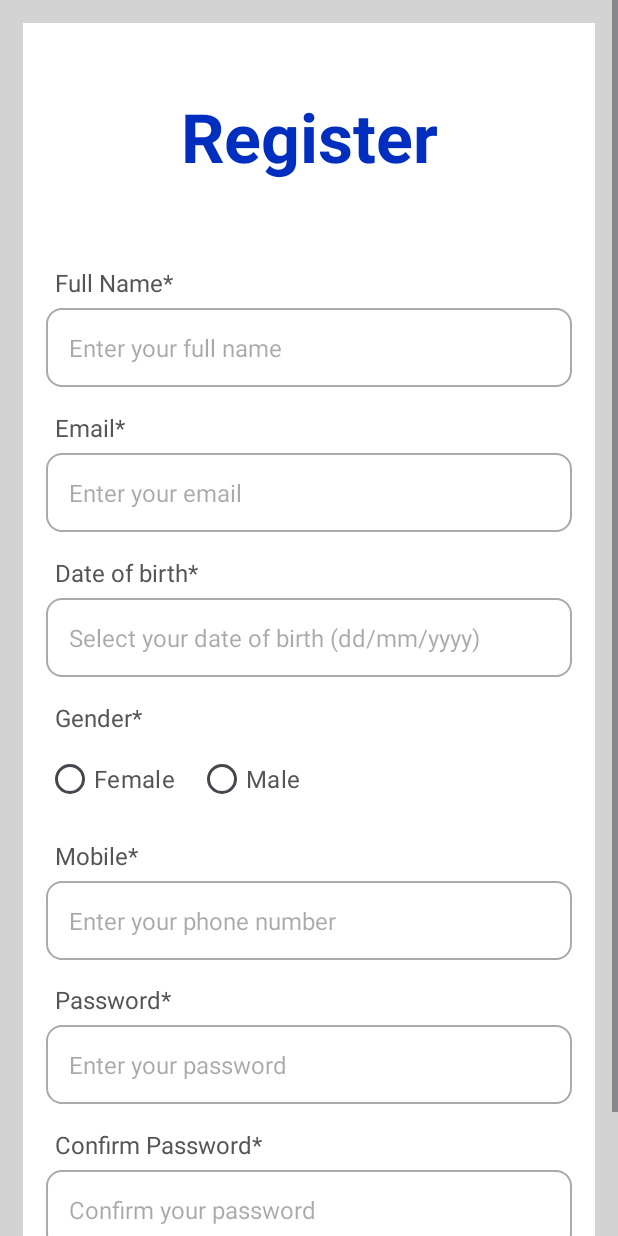
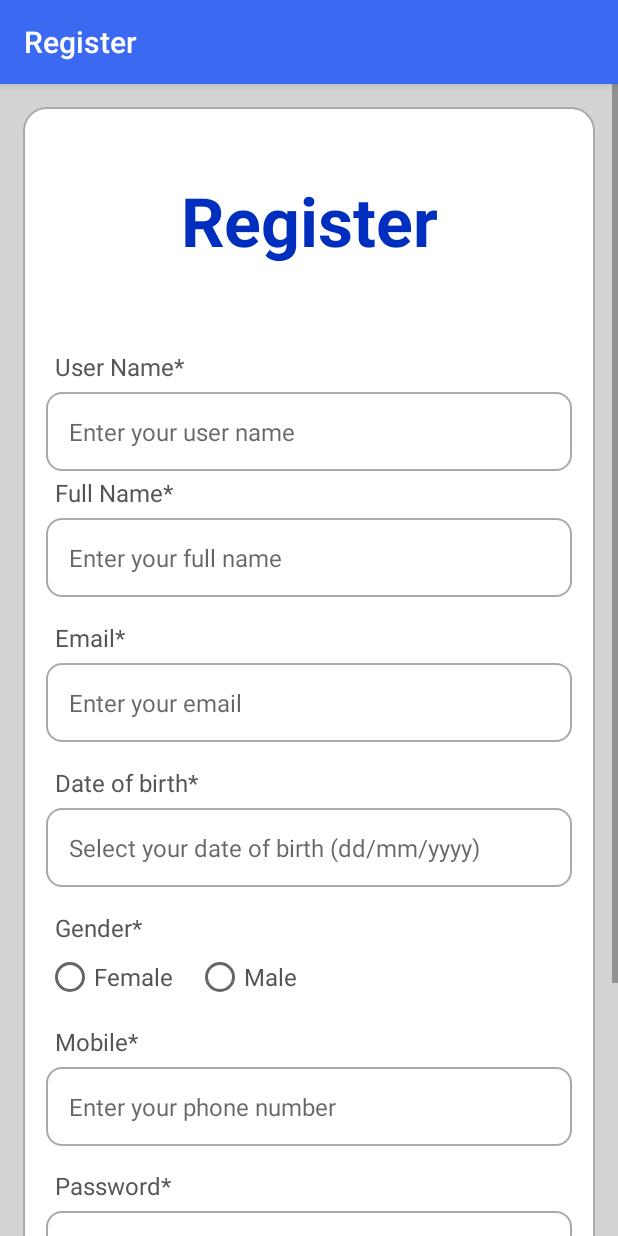
Before and after one commit to eshikaalam/QuizzApp, an Android app: the RegisterActivity screen opened directly, with no data from a screen before it, on a phone screen of 412 x 824 dp. Run offline under Robolectric (Android 15) with nearby library versions, the light colour scheme and no system bars; our stand-ins replace Firebase (no records; nobody signed in at launch, a user with empty details on screens opened directly).

Commit message:
changed categories for users

```diff
--- a/app/src/main/java/com/example/quizzapp/ReadWriteUserDetails.java
+++ b/app/src/main/java/com/example/quizzapp/ReadWriteUserDetails.java
@@ -1,7 +1,7 @@
 package com.example.quizzapp;
 
 public class ReadWriteUserDetails {
-    public String doB, gender, mobile, map;
+    public String doB, gender, mobile;
 
     //constructor
 
--- a/app/src/main/res/layout/activity_register.xml
+++ b/app/src/main/res/layout/activity_register.xml
@@ -13,7 +13,9 @@
         android:layout_height="wrap_content"
         android:padding="15dp"
         android:layout_margin="15dp"
-        android:background="@color/white">
+        android:background="@drawable/border">
+
+
 
         <TextView
             android:layout_width="match_parent"
@@ -26,11 +28,37 @@
             android:textStyle="bold"
             android:textColor="@color/blue"
             />
+
+
+        <TextView
+            android:layout_width="match_parent"
+            android:layout_height="wrap_content"
+            android:id="@+id/textview_register_user_name"
+            android:layout_below="@id/textview_register_head"
+            android:text="User Name*"
+            android:textColor="#555555"
+            android:padding="6dp"
+            android:textSize="16sp"
+            android:layout_marginTop="50dp"
+            />
+        <EditText
+            android:layout_width="match_parent"
+            android:layout_height="wrap_content"
+            android:id="@+id/editText_register_username"
+            android:hint="Enter your user name"
+            android:inputType="textPersonName"
+            android:textColor="@color/black"
+            android:padding="15dp"
+            android:textSize="16sp"
+            android:layout_below="@id/textview_register_user_name"
+            android:background="@drawable/bordernew"
+            />
+
         <TextView
             android:layout_width="match_parent"
             android:layout_height="wrap_content"
             android:id="@+id/textview_register_full_name"
-            android:layout_below="@id/textview_register_head"
+            android:layout_below="@id/textview_register_user_name"
             android:text="Full Name*"
             android:textColor="#555555"
             android:padding="6dp"
--- a/app/src/main/res/layout/activity_test.xml
+++ b/app/src/main/res/layout/activity_test.xml
@@ -26,6 +26,7 @@
         android:layout_width="40dp"
         android:layout_height="40dp"
         android:layout_marginTop="8dp"
+        android:layout_marginRight="5dp"
         android:src="@drawable/add"
         app:layout_constraintEnd_toEndOf="parent"
         app:layout_constraintTop_toTopOf="@+id/toolbar" />
@@ -45,6 +46,8 @@
         android:id="@+id/textView"
         android:layout_width="150dp"
         android:layout_height="27dp"
+        android:layout_marginTop="15dp"
+        android:layout_marginLeft="5dp"
         android:text="Choose Category"
         android:textColor="#FFFFFF"
         android:textSize="16sp"
--- a/app/src/main/res/layout/activity_user_profile.xml
+++ b/app/src/main/res/layout/activity_user_profile.xml
@@ -25,12 +25,12 @@
                 android:layout_width="200dp"
                 android:layout_height="200dp"
                 android:layout_centerHorizontal="true"
-               android:layout_marginTop="40dp"
+                android:layout_marginTop="40dp"
                 android:padding="10dp"
                 android:src="@drawable/no_profile_pic"
                 app:civ_border_color="#FF000000"
                 app:civ_border_width="2dp"
-               />
+                />
 
             <TextView
                 android:layout_width="wrap_content"
```
Also changed, not shown: app/src/main/AndroidManifest.xml (+6 -2 lines), app/src/main/java/com/example/quizzapp/RegisterActivity.java (+54 -66 lines), app/src/main/java/com/example/quizzapp/TestActivity.java (+30 -28 lines), app/src/main/java/com/example/quizzapp/UserProfileActivity.java (+8 -2 lines), app/src/main/res/layout/item_add_category_dialog.xml (+7 -4 lines).
